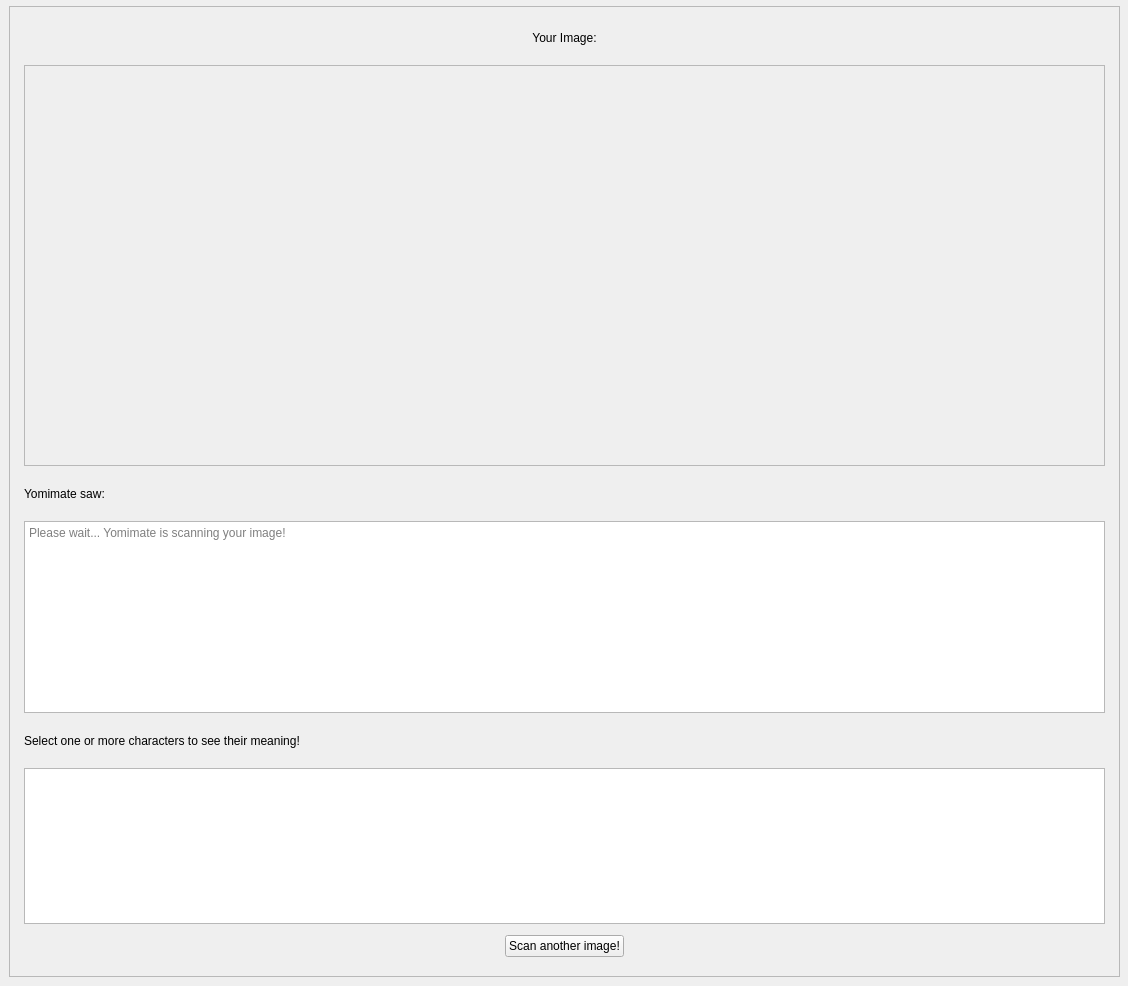
First picture: the form in templates/ocr.ui, repository siepenmaru/yomimate, before the edit.
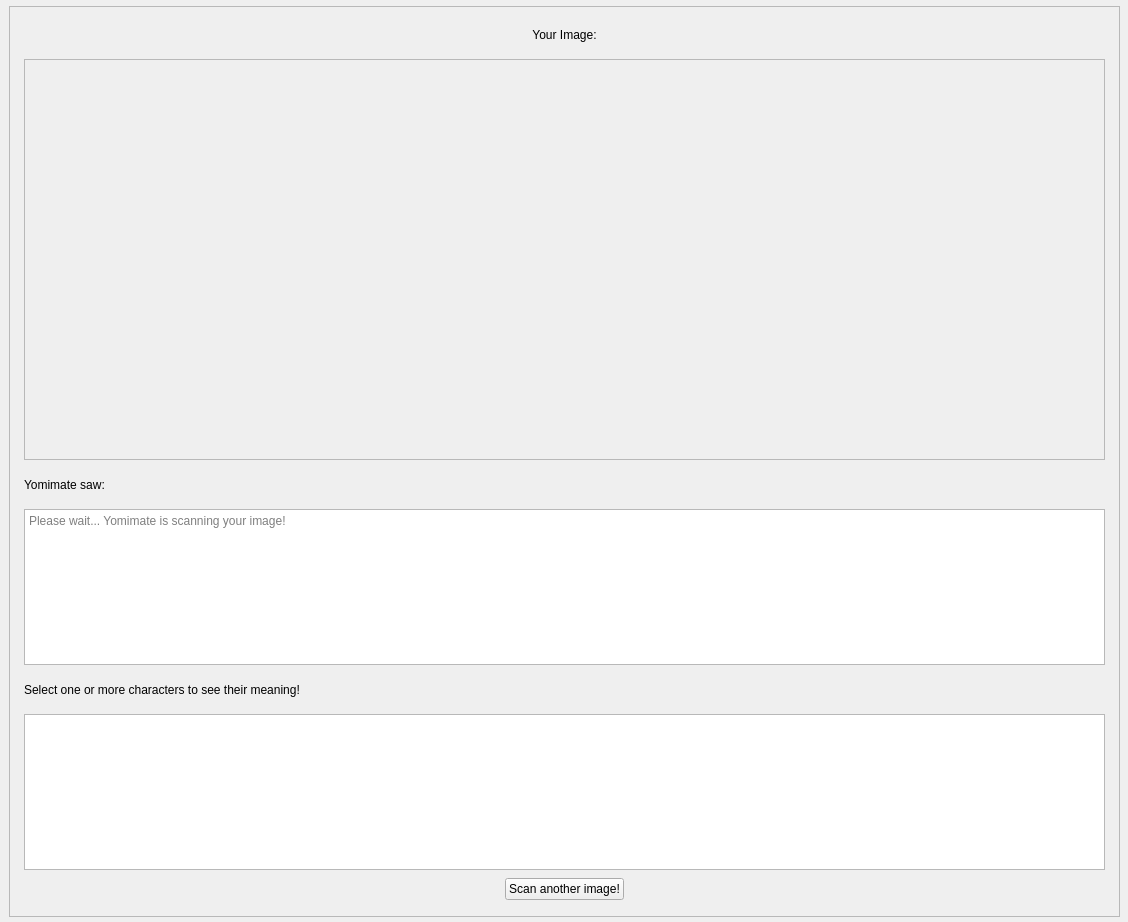
Second picture: the form after the edit. Icons and pictures are not drawn.

Commit message: feat: enable 'scan another' button functionality

```diff
--- a/templates/ocr.ui
+++ b/templates/ocr.ui
@@ -7,9 +7,21 @@
     <x>0</x>
     <y>0</y>
     <width>1128</width>
-    <height>986</height>
+    <height>922</height>
    </rect>
   </property>
+  <property name="sizePolicy">
+   <sizepolicy hsizetype="Preferred" vsizetype="Preferred">
+    <horstretch>0</horstretch>
+    <verstretch>0</verstretch>
+   </sizepolicy>
+  </property>
+  <property name="minimumSize">
+   <size>
+    <width>0</width>
+    <height>0</height>
+   </size>
+  </property>
   <property name="windowTitle">
    <string>Results</string>
   </property>
@@ -19,11 +31,11 @@
      <x>9</x>
      <y>6</y>
      <width>1111</width>
-     <height>971</height>
+     <height>911</height>
     </rect>
    </property>
    <property name="sizePolicy">
-    <sizepolicy hsizetype="Maximum" vsizetype="Maximum">
+    <sizepolicy hsizetype="Fixed" vsizetype="Fixed">
      <horstretch>0</horstretch>
      <verstretch>0</verstretch>
     </sizepolicy>
@@ -43,7 +55,7 @@
       <x>0</x>
       <y>0</y>
       <width>1107</width>
-      <height>967</height>
+      <height>907</height>
      </rect>
     </property>
     <layout class="QGridLayout" name="gridLayout">
@@ -99,13 +111,13 @@
        <property name="minimumSize">
         <size>
          <width>0</width>
-         <height>192</height>
+         <height>156</height>
         </size>
        </property>
        <property name="maximumSize">
         <size>
          <width>16777215</width>
-         <height>192</height>
+         <height>156</height>
         </size>
        </property>
        <property name="readOnly">
@@ -190,7 +202,7 @@
      <item row="2" column="0">
       <widget class="QLabel" name="label">
        <property name="sizePolicy">
-        <sizepolicy hsizetype="Preferred" vsizetype="Fixed">
+        <sizepolicy hsizetype="Preferred" vsizetype="Preferred">
          <horstretch>0</horstretch>
          <verstretch>0</verstretch>
         </sizepolicy>
```
The commit also changes 1 other file.
